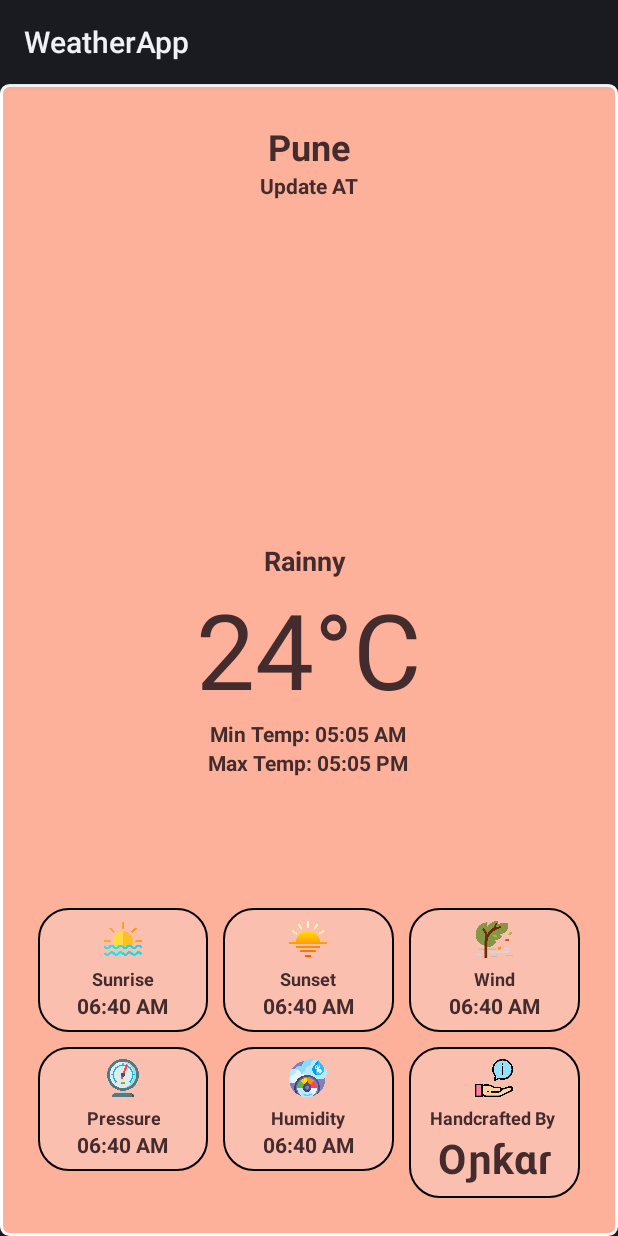
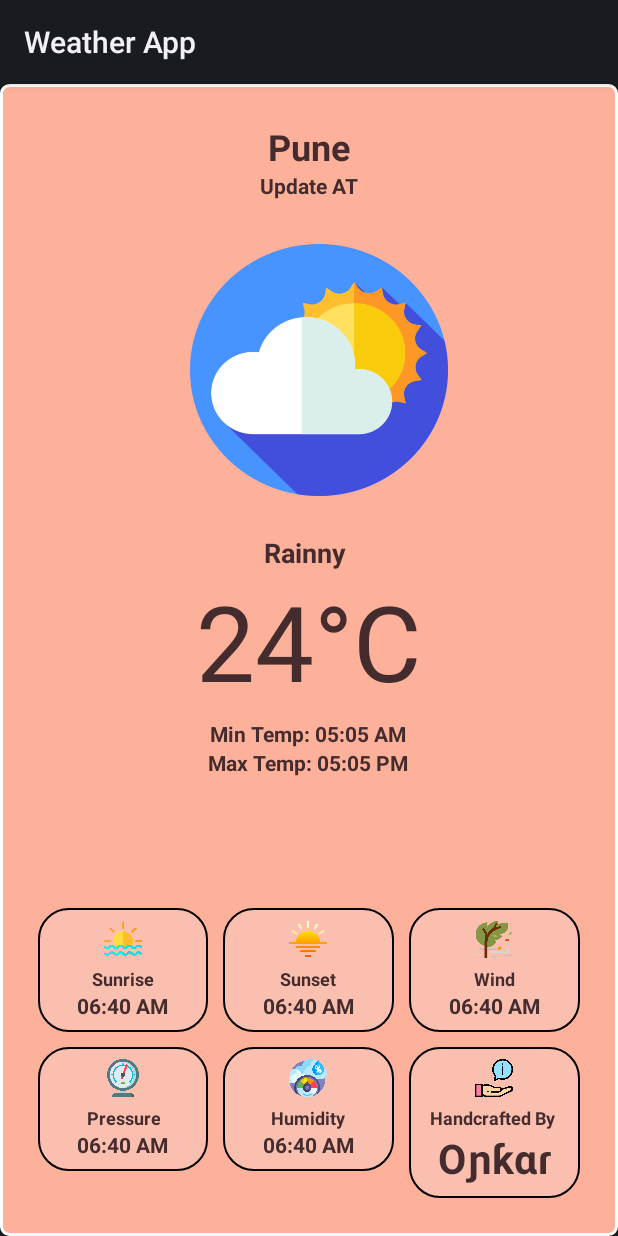
Before and after one commit to onkar-dokhe/Weather-App, an Android app: the layout activity_main.xml on its own in the app's theme, with its tools: preview values and no code run, on a phone screen of 412 x 824 dp. Run offline under Robolectric (Android 15) with nearby library versions, the phone set to English and light mode, and no system bars.

Commit message:
Bug Fixing

```diff
--- a/app/src/main/res/layout/activity_main.xml
+++ b/app/src/main/res/layout/activity_main.xml
@@ -41,12 +41,34 @@
                 android:textSize="14dp"/>
         </LinearLayout>
 
+        <ImageView
+            android:layout_width="172dp"
+            android:layout_height="157dp"
+            android:layout_above="@+id/overviewcontainer"
+            android:layout_alignParentStart="true"
+            android:layout_alignParentLeft="true"
+
+            android:layout_alignParentTop="true"
+            android:layout_alignParentEnd="true"
+            android:layout_alignParentRight="true"
+            android:layout_gravity=" bottom |center"
+            android:layout_marginStart="101dp"
+            android:layout_marginLeft="101dp"
+            android:layout_marginTop="81dp"
+            android:layout_marginEnd="88dp"
+            android:layout_marginRight="88dp"
+            android:layout_marginBottom="25dp"
+            android:background="@drawable/logo"
+            android:padding="10dp"
+            android:paddingBottom="40dp" />
+
         <LinearLayout
             android:id="@+id/overviewcontainer"
             android:layout_width="wrap_content"
             android:layout_height="wrap_content"
             android:layout_centerInParent="true"
             android:orientation="vertical">
+
 
             <TextView
                 android:id="@+id/status"
@@ -71,7 +93,7 @@
 
             <LinearLayout
                 android:layout_width="match_parent"
-                android:layout_height="wrap_content"
+                android:layout_height="50dp"
                 android:orientation="vertical"
                 android:gravity="center">
 
--- a/app/src/main/res/values/strings.xml
+++ b/app/src/main/res/values/strings.xml
@@ -1,3 +1,3 @@
 <resources>
-    <string name="app_name">WeatherApp</string>
+    <string name="app_name">Weather App</string>
 </resources>
```
Also changed, not shown: app/src/main/res/drawable/logo.png (added).
